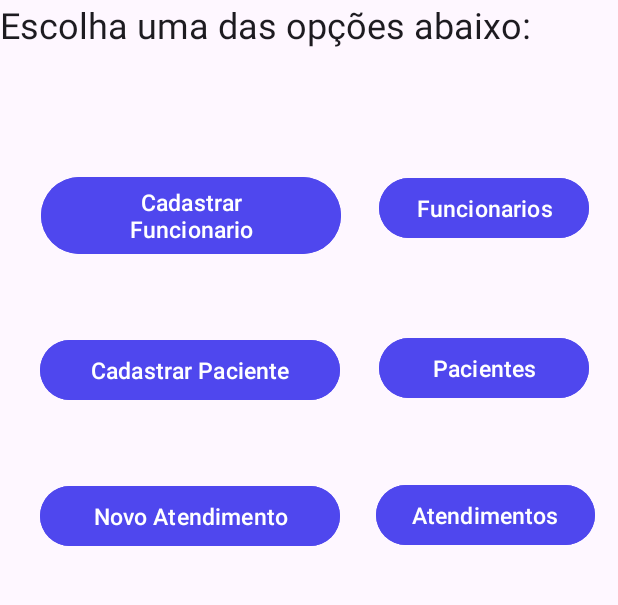
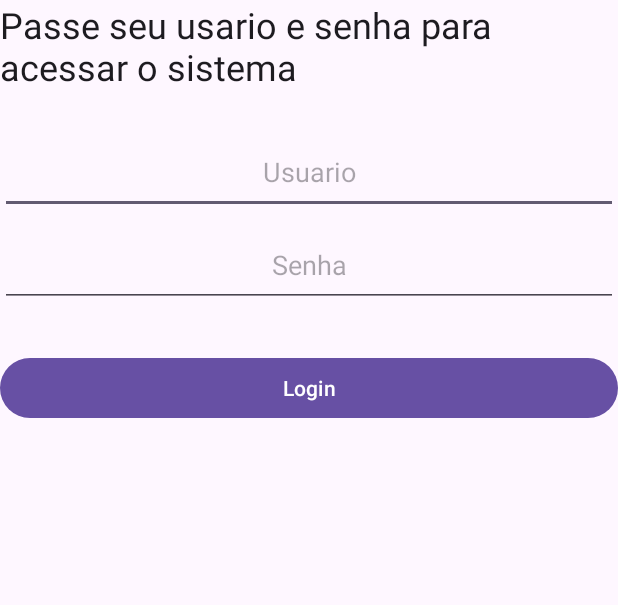
Before and after one commit to vnimar/SGAP-Mobile, an Android app: the screen it shows after launch (MainActivity before the commit, LoginActivity after it), on a phone screen of 412 x 824 dp, the part 144-749 px from its top. Run offline under Robolectric (Android 15) with nearby library versions, the phone set to English and light mode, and no system bars.

Commit message:
Login do sistema

```diff
--- /dev/null
+++ b/app/src/main/java/br/com/sgap/ui/activity/LoginActivity.java
@@ -0,0 +1,104 @@
+package br.com.sgap.ui.activity;
+
+import static android.content.ContentValues.TAG;
+
+import android.content.Context;
+import android.content.Intent;
+import android.content.SharedPreferences;
+import android.database.Cursor;
+import android.database.sqlite.SQLiteDatabase;
+import android.os.Bundle;
+import android.util.Log;
+import android.view.View;
+import android.widget.Button;
+import android.widget.EditText;
+
+import androidx.appcompat.app.AlertDialog;
+import androidx.appcompat.app.AppCompatActivity;
+
+import br.com.sgap.R;
+import br.com.sgap.ui.MainActivity;
+
+
+public class LoginActivity extends AppCompatActivity {
+    EditText etUsername, etPassword;
+    Button btnLogin;
+    SQLiteDatabase bd;
+
+    @Override
+    protected void onCreate(Bundle savedInstanceState) {
+        super.onCreate(savedInstanceState);
+        setContentView(R.layout.activity_login);
+
+        etUsername = findViewById(R.id.etUsername);
+        etPassword = findViewById(R.id.etPassword);
+        btnLogin = findViewById(R.id.btnLogin);
+
+        try {
+            bd = openOrCreateDatabase("bd_sgap", Context.MODE_PRIVATE, null);
+            bd.execSQL("CREATE TABLE IF NOT EXISTS usuarios(id INTEGER PRIMARY KEY AUTOINCREMENT, usuario TEXT NOT NULL, senha TEXT NOT NULL)");
+
+            // Inserir um usuário de teste se a tabela estiver vazia
+            Cursor cursor = bd.rawQuery("SELECT COUNT(*) FROM usuarios", null);
+            cursor.moveToFirst();
+            int count = cursor.getInt(0);
+            if (count == 0) {
+                bd.execSQL("INSERT INTO usuarios (usuario, senha) VALUES ('admin', 'admin')");
+            }
+            cursor.close();
+        } catch (Exception e) {
+            e.printStackTrace();
+            AlertDialog.Builder dialogo = new AlertDialog.Builder(LoginActivity.this);
+            dialogo.setTitle("Aviso")
+                    .setMessage("Falha no Armazenamento interno do App!")
+                    .setNeutralButton("OK", null)
+                    .show();
+        }
+
+        btnLogin.setOnClickListener(new View.OnClickListener() {
+            @Override
+            public void onClick(View v) {
+                String username = etUsername.getText().toString();
+                String password = etPassword.getText().toString();
+
+                if (authenticate(username, password)) {
+                    // Salvar o estado de login usando SharedPreferences
+                    SharedPreferences.Editor editor = getSharedPreferences("sgap", MODE_PRIVATE).edit();
+                    editor.putBoolean("logged_in", true);
+                    editor.apply();
+
+                    Intent intent = new Intent(LoginActivity.this, MainActivity.class);
+                    startActivity(intent);
+                    finish();
+                } else {
+                    AlertDialog.Builder dialogo = new AlertDialog.Builder(LoginActivity.this);
+                    dialogo.setTitle("Erro")
+                            .setMessage("Usuário ou senha inválidos.")
+                            .setNeutralButton("OK", null)
+                            .show();
+                }
+            }
+        });
+    }
+
+    private boolean authenticate(String username, String password) {
+        Cursor cursor = null;
+        try {
+            cursor = bd.rawQuery("SELECT id FROM usuarios WHERE usuario = ? AND senha = ?", new String[]{username, password});
+            boolean authenticated = cursor.getCount() > 0;
+            return authenticated;
+        } catch (Exception e) {
+            e.printStackTrace();
+            AlertDialog.Builder dialogo = new AlertDialog.Builder(LoginActivity.this);
+            dialogo.setTitle("Erro")
+                    .setMessage("Erro ao autenticar: " + e.getMessage())
+                    .setNeutralButton("OK", null)
+                    .show();
+            return false;
+        } finally {
+            if (cursor != null) {
+                cursor.close();
+            }
+        }
+    }
+}
--- /dev/null
+++ b/app/src/main/res/layout/activity_login.xml
@@ -0,0 +1,140 @@
+<?xml version="1.0" encoding="utf-8"?>
+
+<LinearLayout xmlns:android="http://schemas.android.com/apk/res/android"
+
+    xmlns:app="http://schemas.android.com/apk/res-auto"
+    xmlns:tools="http://schemas.android.com/tools"
+
+    android:layout_width="wrap_content"
+
+    android:layout_height="match_parent"
+
+    android:orientation="vertical">
+
+    <LinearLayout
+
+        android:layout_width="match_parent"
+
+        android:layout_height="wrap_content"
+
+        android:background="@color/azul_escuro">
+
+        <ImageView
+
+            android:id="@+id/imgSis"
+
+            android:layout_width="96dp"
+
+            android:layout_height="96dp"
+
+            android:contentDescription="@string/todo"
+
+            android:src="@drawable/logoclin"
+            tools:ignore="ImageContrastCheck"
+            tools:srcCompat="@drawable/logoclin" />
+
+        <TextView
+
+            android:id="@+id/textView1"
+
+            android:layout_width="wrap_content"
+
+            android:layout_height="wrap_content"
+
+            android:textAppearance="?android:attr/textAppearanceLarge"
+
+            />
+
+
+        <LinearLayout
+
+            android:id="@+id/layoutCorFundo"
+
+            android:layout_width="fill_parent"
+
+            android:layout_height="match_parent"
+
+            android:background="@color/azul_escuro"
+
+            android:gravity="center">
+
+
+            <TextView
+
+                android:id="@+id/textView2"
+
+                android:layout_width="wrap_content"
+
+                android:layout_height="wrap_content"
+
+                android:text="@string/sistema_gerenciador_de_clinicas_sgap"
+
+                android:textAppearance="?android:attr/textAppearanceLarge"
+
+                android:textColor="@color/white" />
+
+        </LinearLayout>
+
+    </LinearLayout>
+
+    <LinearLayout
+
+        android:id="@+id/layoutImagemFundo"
+
+        android:layout_width="match_parent"
+
+        android:layout_height="fill_parent"
+
+        android:orientation="vertical">
+
+
+        <TextView
+
+            android:id="@+id/textView3"
+
+            android:layout_width="wrap_content"
+
+            android:layout_height="wrap_content"
+
+            android:text="@string/passe_seu_usario_e_senha_para_acessar_o_sistema"
+
+            android:textAppearance="?android:attr/textAppearanceLarge"
+
+            android:textSize="24sp" />
+
+    <EditText
+        android:id="@+id/etUsername"
+        android:padding="16dp"
+        android:layout_marginTop="25dp"
+        android:layout_width="match_parent"
+        android:layout_height="wrap_content"
+        android:gravity="center"
+        android:orientation="vertical"
+        android:hint="@string/usuario"
+        android:inputType="text"
+        android:minHeight="48dp" />
+
+        <EditText
+            android:id="@+id/etPassword"
+            android:layout_width="match_parent"
+            android:layout_height="wrap_content"
+            android:layout_marginTop="5dp"
+            android:gravity="center"
+            android:hint="@string/senha"
+            android:inputType="textPassword"
+            android:minHeight="48dp"
+            android:orientation="vertical"
+            android:padding="16dp" />
+
+    <Button
+        android:id="@+id/btnLogin"
+        android:layout_marginTop="30dp"
+        android:layout_width="match_parent"
+        android:layout_height="wrap_content"
+        android:gravity="center"
+        android:orientation="vertical"
+        android:text="@string/login" />
+
+    </LinearLayout>
+
+</LinearLayout>
--- a/app/src/main/res/values/strings.xml
+++ b/app/src/main/res/values/strings.xml
@@ -38,4 +38,8 @@
     <string name="data">Data:</string>
     <string name="observa_es">Observações :</string>
     <string name="digite_a_observa_o_da_consulta">Digite a observação da consulta</string>
+    <string name="login">Login</string>
+    <string name="senha">Senha</string>
+    <string name="usuario">Usuario</string>
+    <string name="passe_seu_usario_e_senha_para_acessar_o_sistema">Passe seu usario e senha para acessar o sistema</string>
 </resources>
```
Also changed, not shown: app/src/main/AndroidManifest.xml (+10 -20 lines), app/src/main/java/br/com/sgap/ui/MainActivity.java (+15 -0 lines).
